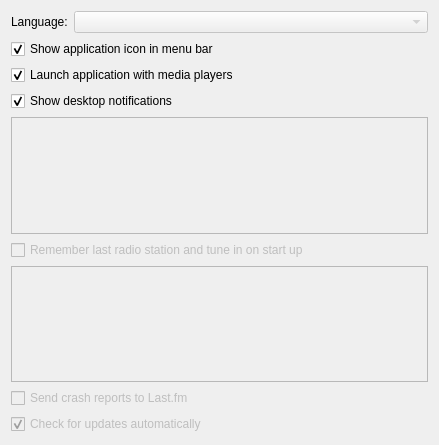
Qt form app/client/Settings/GeneralSettingsWidget.ui (mutecypher/lastfm-desktop) before a commit.
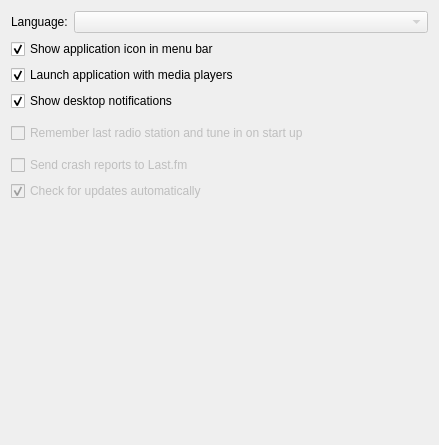
The same form after that commit.

Commit message: Improve the settings dialog a bit more. Needs to start off looking nice, but this is in the right direction.

```diff
--- a/app/client/Settings/GeneralSettingsWidget.ui
+++ b/app/client/Settings/GeneralSettingsWidget.ui
@@ -121,6 +121,19 @@
      </property>
     </widget>
    </item>
+   <item>
+    <spacer name="verticalSpacer">
+     <property name="orientation">
+      <enum>Qt::Vertical</enum>
+     </property>
+     <property name="sizeHint" stdset="0">
+      <size>
+       <width>20</width>
+       <height>0</height>
+      </size>
+     </property>
+    </spacer>
+   </item>
   </layout>
  </widget>
  <resources/>
```
Left out of the diff: 4 changed lines with no effect on the pictures. The commit also changes 7 other files.
